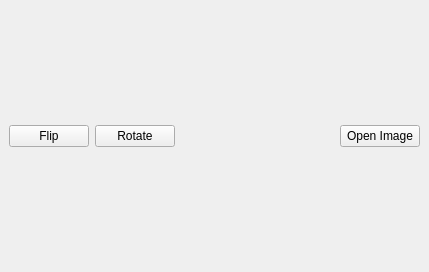
Qt form main_ui.ui (zhangwanjun4843/image_viewer) before a commit.
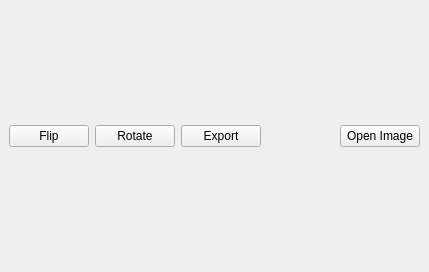
The same form after that commit.

Commit message: added experimental export feature and improved the resetting on double click feature

The edit to the form file:
```diff
--- a/main_ui.ui
+++ b/main_ui.ui
@@ -58,6 +58,13 @@
         </property>
        </widget>
       </item>
+      <item>
+       <widget class="QPushButton" name="export_btn">
+        <property name="text">
+         <string>Export</string>
+        </property>
+       </widget>
+      </item>
       <item>
        <spacer name="horizontalSpacer">
         <property name="orientation">
```
The commit also changes 3 other files.
